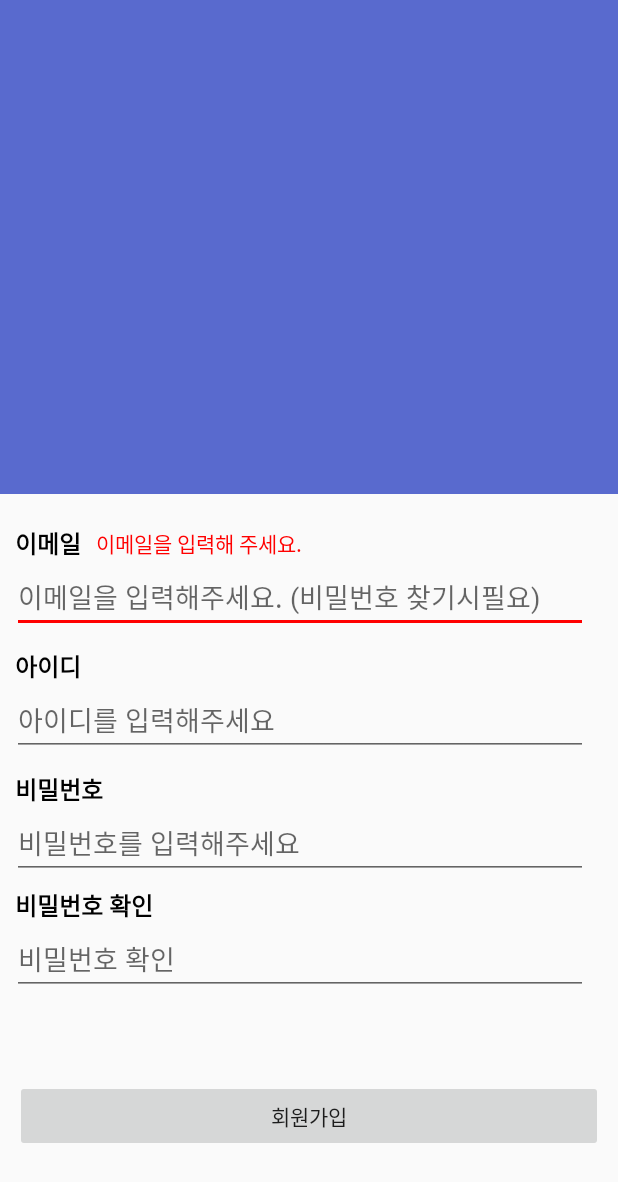
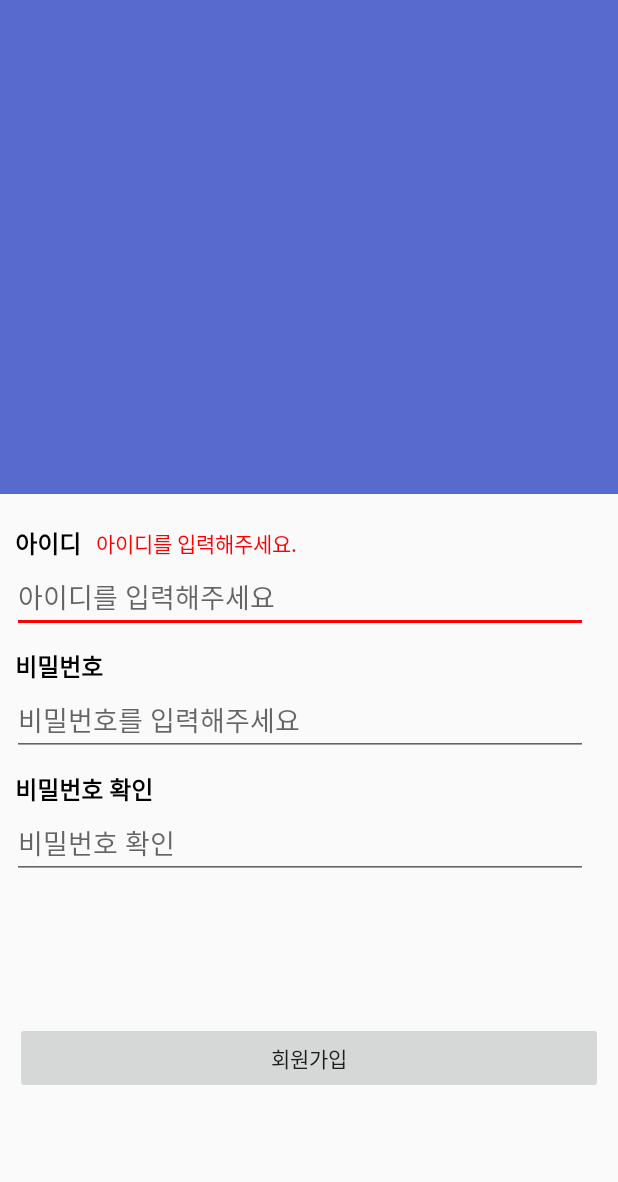
Before and after one commit to jiwon2724/drinkProject, an Android app: the SignUpActivity screen opened directly, with no data from a screen before it, after a tap on "회원가입", on a phone screen of 412 x 824 dp. Shown: the top 1182 px of the screen. Run offline under Robolectric (Android 15) with nearby library versions, the phone set to English and light mode, and no system bars.

Commit message:
Spring boot + MyBtis + MariaDB 서버 구축 로그인, 회원가입 API 구현 SignUpActivity UI 수정

```diff
--- a/app/src/main/AndroidManifest.xml
+++ b/app/src/main/AndroidManifest.xml
@@ -24,11 +24,12 @@
         <activity android:name=".DRINK.DrinkCommentListActivity" />
         <activity android:name=".DRINK.DrinkCommentEditActivity" />
         <activity android:name=".DRINK.DrinkInfoActicity" />
-        <activity android:name=".SPLASH.SplashActivity" />
+        <activity android:name=".DRINK.DrinkMainActivity" />
         <activity android:name=".DRINK.DrinkListActivity" />
         <activity android:name=".LOGIN.LoginActivity" />
         <activity android:name=".LOGIN.SignUpActivity" />
-        <activity android:name=".DRINK.DrinkMainActivity">
+
+        <activity android:name=".SPLASH.SplashActivity">
             <intent-filter>
                 <action android:name="android.intent.action.MAIN" />
                 <category android:name="android.intent.category.LAUNCHER" />
--- a/app/src/main/java/com/example/drinkproject/LOGIN/LoginActivity.kt
+++ b/app/src/main/java/com/example/drinkproject/LOGIN/LoginActivity.kt
@@ -54,7 +54,7 @@ class LoginActivity : AppCompatActivity() {
         server.login(loginUserInfo)
             .enqueue(object : Callback<SignDTO>{
                 override fun onResponse(call: Call<SignDTO>, response: Response<SignDTO>) {
-                    when(response.body()!!.resultNum){
+                    when(response.body()!!.httpCode){
                         "200" -> {
                             val intent = Intent(this@LoginActivity, DrinkMainActivity::class.java)
                             startActivity(intent)
--- a/app/src/main/java/com/example/drinkproject/LOGIN/SignUpActivity.kt
+++ b/app/src/main/java/com/example/drinkproject/LOGIN/SignUpActivity.kt
@@ -9,6 +9,7 @@ import android.widget.EditText
 import android.widget.TextView
 import androidx.core.view.isVisible
 import com.example.drinkproject.R
+import com.example.drinkproject.RESOURCE.Constant
 import com.example.drinkproject.RESOURCE.DTO.SignDTO
 import com.example.drinkproject.RESOURCE.SERVICE.LoginService
 import kotlinx.android.synthetic.main.activity_login.*
@@ -22,7 +23,7 @@ import retrofit2.converter.gson.GsonConverterFactory
 class SignUpActivity : AppCompatActivity() {
 
     val retrofit = Retrofit.Builder()
-        .baseUrl("http://172.16.22.59:8080")
+        .baseUrl(Constant.BASE_URL)
         .addConverterFactory(GsonConverterFactory.create())
         .build()
 
@@ -33,21 +34,7 @@ class SignUpActivity : AppCompatActivity() {
         setContentView(R.layout.activity_sign_up)
 
         /** 회원가입 버튼 **/
-        signUpButton.setOnClickListener { signUpCheck() }
-    }
-
-    fun signUpCheck(){
-        val reg = Regex("^[A-Za-z0-9._%+-]+@[A-Za-z0-9.-]+\\.[A-Za-z]{2,6}$")
-        when(reg.matches(emailEditTextView.text.toString())){
-            true -> { idCheck() }
-            false -> {
-                when(emailEditTextView.text.toString().isNotEmpty()){
-                    true -> {textviewChange(emailCheckTextView, emailEditTextView, "이메일 형식이 다릅니다.")}
-                    false -> {textviewChange(emailCheckTextView, emailEditTextView, "이메일을 입력해 주세요.")}
-                }
-
-            }
-        }
+        signUpButton.setOnClickListener { idCheck() }
     }
 
     fun idCheck(){
@@ -68,22 +55,16 @@ class SignUpActivity : AppCompatActivity() {
                 val singUpInfo : HashMap<String, String> = HashMap()
                 singUpInfo.put("userId", signIdEditTextView.text.toString())
                 singUpInfo.put("userPass", signPasswordEditText.text.toString())
-                singUpInfo.put("userEmail", emailEditTextView.text.toString())
 
                 server.signUp(singUpInfo).enqueue(object : Callback<SignDTO>{
                     override fun onResponse(call: Call<SignDTO>, response: Response<SignDTO>) {
-                        when(response.body()!!.resultNum){
+                        when(response.body()!!.httpCode){
                             "200" -> {
-                                // 성공일경우
                                 Log.d("성공 : ", response.body().toString())
                                 finish()
                             }
-                            "401" -> { textviewChange(emailCheckTextView, emailEditTextView, "중복된 이메일 입니다.") }
                             "400" -> { textviewChange(idCheckTextView, signIdEditTextView, "중복된 아이디 입니다.") }
-                            else ->{
-                                Log.d("else : ", response.body().toString())
-                                // 일단 나오는거 분기
-                            }
+                            else ->{ Log.d("else : ", response.body().toString()) }
                         }
                     }
 
@@ -112,7 +93,6 @@ class SignUpActivity : AppCompatActivity() {
     }
 
     fun textViewInVisible(){
-        emailCheckTextView.isVisible = false
         idCheckTextView.isVisible = false
         passwordCheckTextView.isVisible = false
         passwordCheckWrongTextView.isVisible = false
--- a/app/src/main/java/com/example/drinkproject/RESOURCE/DTO/loginDTO.kt
+++ b/app/src/main/java/com/example/drinkproject/RESOURCE/DTO/loginDTO.kt
@@ -3,6 +3,7 @@ package com.example.drinkproject.RESOURCE.DTO
 import com.google.gson.annotations.SerializedName
 
 data class SignDTO(
-    @SerializedName("resultNum") var resultNum : String?,
-    @SerializedName("result") var result : Boolean?
+    @SerializedName("httpCode") var httpCode : String?,
+    @SerializedName("userId") var userId : String?,
+    @SerializedName("userPass") var userPass : String?
 )
--- a/app/src/main/java/com/example/drinkproject/RESOURCE/SERVICE/LoginService.kt
+++ b/app/src/main/java/com/example/drinkproject/RESOURCE/SERVICE/LoginService.kt
@@ -11,5 +11,4 @@ interface LoginService {
 
     @POST(Constant.HTTP_API_POST_LOGIN)
     fun login(@Body body : Map<String, String>) : Call<SignDTO>
-
 }
--- a/app/src/main/res/layout/activity_sign_up.xml
+++ b/app/src/main/res/layout/activity_sign_up.xml
@@ -31,13 +31,13 @@
         android:layout_width="wrap_content"
         android:layout_height="wrap_content"
         android:layout_marginStart="10dp"
-        android:layout_marginTop="10dp"
+        android:layout_marginTop="20dp"
         android:text="아이디"
         android:textColor="#000000"
         android:textSize="16dp"
         android:textStyle="bold"
         app:layout_constraintStart_toStartOf="parent"
-        app:layout_constraintTop_toBottomOf="@+id/emailEditTextView" />
+        app:layout_constraintTop_toBottomOf="@+id/signVerticalView" />
 
     <EditText
         android:id="@+id/signIdEditTextView"
@@ -79,7 +79,7 @@
         android:id="@+id/signPasswordCheckText"
         android:layout_width="0dp"
         android:layout_height="wrap_content"
-        android:layout_marginTop="5dp"
+        android:layout_marginTop="10dp"
         android:text="비밀번호 확인"
         android:textColor="#000000"
         android:textSize="16dp"
@@ -111,43 +111,6 @@
         app:layout_constraintEnd_toEndOf="parent"
         app:layout_constraintStart_toStartOf="parent"
         app:layout_constraintTop_toBottomOf="@+id/signPasswordCheckEditTextView" />
-
-    <TextView
-        android:id="@+id/emailText"
-        android:layout_width="wrap_content"
-        android:layout_height="wrap_content"
-        android:layout_marginStart="10dp"
-        android:layout_marginTop="20dp"
-        android:text="이메일"
-        android:textColor="#000000"
-        android:textSize="16dp"
-        android:textStyle="bold"
-        app:layout_constraintStart_toStartOf="parent"
-        app:layout_constraintTop_toBottomOf="@+id/signVerticalView" />
-
-    <EditText
-        android:id="@+id/emailEditTextView"
-        android:layout_width="0dp"
-        android:layout_height="wrap_content"
-        android:layout_marginStart="8dp"
-        android:layout_marginEnd="20dp"
-        android:hint="이메일을 입력해주세요. (비밀번호 찾기시필요)"
-        android:inputType="text"
-        app:layout_constraintEnd_toEndOf="parent"
-        app:layout_constraintStart_toStartOf="parent"
-        app:layout_constraintTop_toBottomOf="@+id/emailText" />
-
-    <TextView
-        android:visibility="invisible"
-        android:id="@+id/emailCheckTextView"
-        android:layout_width="wrap_content"
-        android:layout_height="wrap_content"
-        android:layout_marginStart="10dp"
-        android:text="이메일 형식이 다릅니다."
-        android:textColor="#ff0000"
-        app:layout_constraintBottom_toBottomOf="@+id/emailText"
-        app:layout_constraintStart_toEndOf="@+id/emailText"
-        app:layout_constraintTop_toTopOf="@+id/emailText" />
 
     <TextView
         android:visibility="invisible"
```
Also changed, not shown: app/src/main/java/com/example/drinkproject/RESOURCE/Constant.kt (+4 -3 lines).
